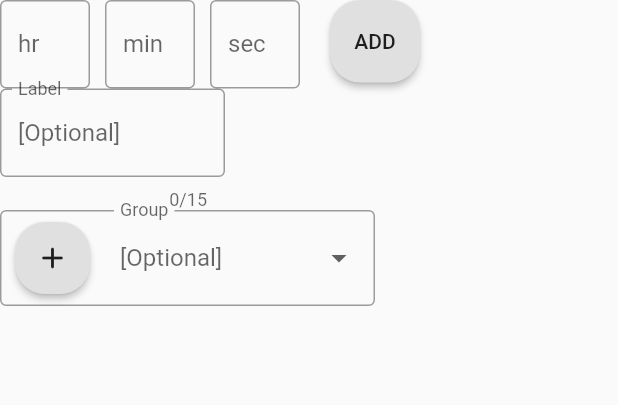
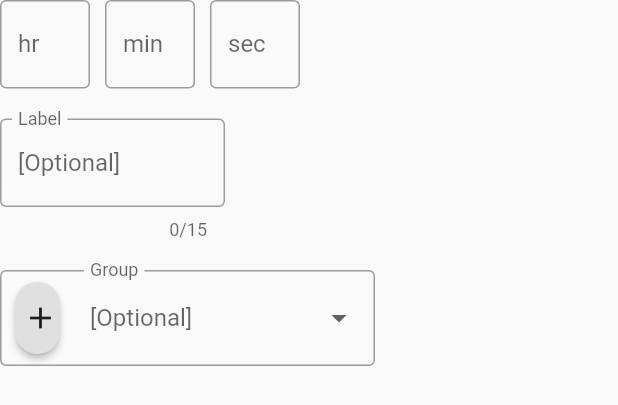
Before and after one commit to oapa/yetanothertimerapp, a Flutter app: the CreateTimerForm widget shown alone on an empty page, opened directly, on a phone screen of 412 x 824 dp. Shown: the top 405 px of the screen. Run offline on Flutter 3.47's test engine with Material 2 defaults, Android fonts, the light colour scheme and no system bars; our stand-ins replace flutter_riverpod, percent_indicator; statements that could not run were skipped.

```diff
--- a/lib/components/CreateTimer.dart
+++ b/lib/components/CreateTimer.dart
@@ -69,9 +69,10 @@ class CreateTimerFormState extends State<CreateTimerForm> {
       key: _formKey,
       child: FocusScope(
         node: _node,
-        child: Wrap(
-          // crossAxisAlignment: CrossAxisAlignment.start,
-          children: <Widget>[
+        child: Column(
+          crossAxisAlignment: CrossAxisAlignment.start,
+          children: [
+            Row(children: [
               Container(
                 width: 60,
                 child: TextFormField(
@@ -136,21 +137,22 @@ class CreateTimerFormState extends State<CreateTimerForm> {
                   onFieldSubmitted: (value) => createNewTimer(value),
                 ),
               ),
-            SizedBox(width: 20),
-            Container(
-              width: 60,
-              height: 55,
-              // padding: EdgeInsets.only(top: 5),
-              child: RaisedButton(
-                child: Text("ADD"),
-                onPressed: () {
-                  createNewTimerButton();
-                },
-                shape: RoundedRectangleBorder(
-                    borderRadius: BorderRadius.circular(20)),
-              ),
-            ),
-            SizedBox(width: 20),
+            ]),
+            // SizedBox(height: 20),
+            // Container(
+            //   width: 60,
+            //   height: 55,
+            //   // padding: EdgeInsets.only(top: 5),
+            //   child: RaisedButton(
+            //     child: Text("ADD"),
+            //     onPressed: () {
+            //       createNewTimerButton();
+            //     },
+            //     shape: RoundedRectangleBorder(
+            //         borderRadius: BorderRadius.circular(20)),
+            //   ),
+            // ),
+            SizedBox(height: 20),
             Container(
               width: 150,
               child: TextFormField(
@@ -163,21 +165,14 @@ class CreateTimerFormState extends State<CreateTimerForm> {
                   border: OutlineInputBorder(),
                   errorStyle: TextStyle(height: 0),
                   floatingLabelBehavior: FloatingLabelBehavior.always,
-                  // errorText: validationService.hours.error;
                 ),
-                // inputFormatters: [FilteringTextInputFormatter.digitsOnly],
                 keyboardType: TextInputType.text,
-                // autovalidateMode: AutovalidateMode.onUserInteraction,
-                // validator: (value) {
-                //   return validateLabel(value);
-                // },
                 onFieldSubmitted: (value) => createNewTimer(value),
               ),
             ),
-            SizedBox(width: 20),
+            SizedBox(height: 20),
             Container(
               width: 250,
-              // padding: EdgeInsets.all(4),
               child: DropdownButtonFormField(
                 decoration: InputDecoration(
                   labelText: 'Group',
@@ -187,10 +182,10 @@ class CreateTimerFormState extends State<CreateTimerForm> {
                   floatingLabelBehavior: FloatingLabelBehavior.always,
                   prefixIcon: Container(
                     padding: EdgeInsets.only(left: 10, right: 20),
-                    width: 80,
+                    width: 60,
                     child: RaisedButton(
                       padding: const EdgeInsets.symmetric(horizontal: 5),
-                      child: Icon(Icons.add_rounded),
+                      child: Icon(Icons.add),
                       // shape: CircleBorder(),
                       onPressed: () {
                         addGroup();
@@ -200,10 +195,6 @@ class CreateTimerFormState extends State<CreateTimerForm> {
                     ),
                   ),
                 ),
-                // autovalidateMode: AutovalidateMode.onUserInteraction,
-                // validator: (value) {
-                //   return validateGroupName(value);
-                // },
                 items: [
                   DropdownMenuItem(child: Text("Default"), value: "Default")
                 ],
```
Also changed, not shown: lib/components/TimerItem.dart (+18 -13 lines). Lines whose indentation alone changed are shown as unchanged.
